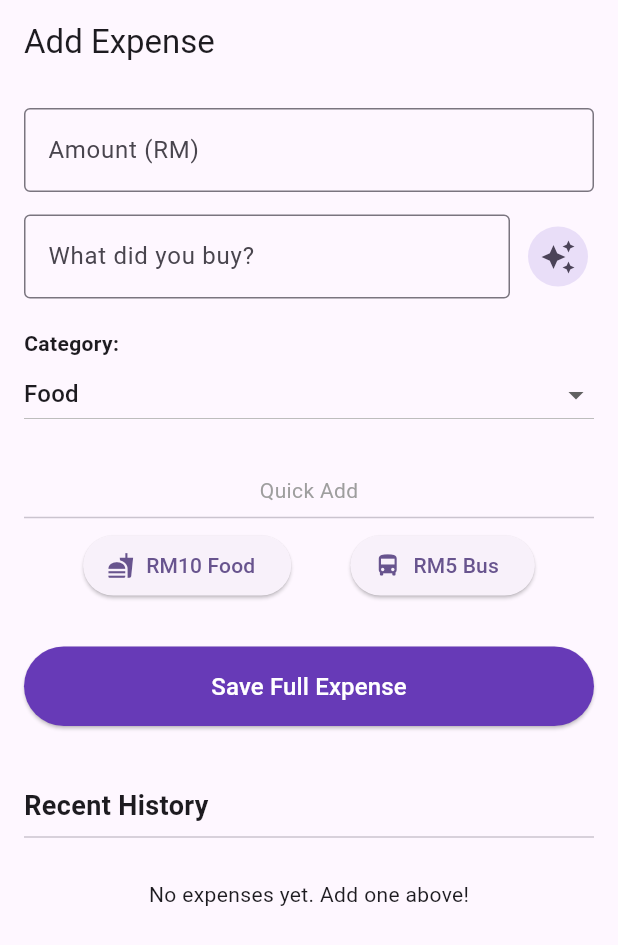
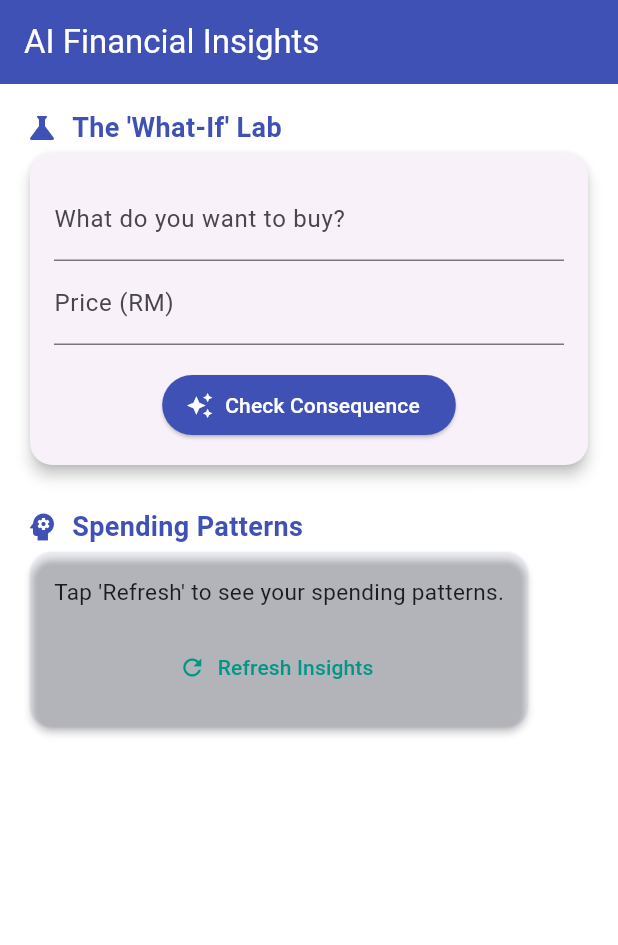
Before and after one commit to MuhdFariq/ai_spending_decision_assistant, a Flutter app: the screen it shows after launch, on a phone screen of 412 x 824 dp. Shown: the top 945 px of the screen. Run offline on Flutter 3.47's test engine with Material 3 defaults, Android fonts, the light colour scheme and no system bars; our stand-ins replace cloud_firestore, firebase_analytics, firebase_auth, firebase_core, flutter_dotenv; accounts and stored records are empty; generated files the repository leaves out were written again.

Commit message:
Added insight service

```diff
--- a/lib/main.dart
+++ b/lib/main.dart
@@ -5,6 +5,7 @@ import 'firebase_options.dart';
 import 'services/firestore_service.dart';
 import 'services/analytics_service.dart';
 import 'screens/add_expense_screen.dart';
+import 'screens/insights_screen.dart';
 
 void main() async {
   WidgetsFlutterBinding.ensureInitialized();
@@ -45,7 +46,7 @@ class MyApp extends StatelessWidget {
 
       navigatorObservers: [analyticsService.getAnalyticsObserver()],
 
-      home: const AddExpenseScreen(),
+      home: const InsightsScreen(),
     );
   }
 }
--- /dev/null
+++ b/lib/screens/insights_screen.dart
@@ -0,0 +1,193 @@
+import 'package:flutter/material.dart';
+import '../services/insight_service.dart';
+import '../services/auth_service.dart';
+
+class InsightsScreen extends StatefulWidget {
+  const InsightsScreen({super.key});
+
+  @override
+  State<InsightsScreen> createState() => _InsightsScreenState();
+}
+
+class _InsightsScreenState extends State<InsightsScreen> {
+  final InsightService _insightService = InsightService();
+  final AuthService _authService = AuthService();
+
+  // Controllers for the "What-If" Simulation
+  final TextEditingController _itemNameController = TextEditingController();
+  final TextEditingController _priceController = TextEditingController();
+
+  String _patternResult = "Tap 'Refresh' to see your spending patterns.";
+  String _simulationResult = "";
+  bool _isAnalyzing = false;
+  bool _isSimulating = false;
+
+  @override
+  Widget build(BuildContext context) {
+    return Scaffold(
+      backgroundColor: Colors.white,
+      appBar: AppBar(
+        title: const Text(
+          "AI Financial Insights",
+          style: TextStyle(color: Colors.white),
+        ),
+        backgroundColor: Colors.indigo,
+        elevation: 0,
+      ),
+      body: SingleChildScrollView(
+        padding: const EdgeInsets.all(16.0),
+        child: Column(
+          crossAxisAlignment: CrossAxisAlignment.start,
+          children: [
+            _buildSectionHeader("The 'What-If' Lab", Icons.science),
+            _buildWhatIfCard(),
+            const SizedBox(height: 24),
+
+            _buildSectionHeader("Spending Patterns", Icons.psychology),
+            _buildPatternCard(),
+            const SizedBox(height: 100), // Space for scrolling
+          ],
+        ),
+      ),
+    );
+  }
+
+  // --- UI COMPONENTS ---
+
+  Widget _buildSectionHeader(String title, IconData icon) {
+    return Row(
+      children: [
+        Icon(icon, color: Colors.indigo),
+        const SizedBox(width: 8),
+        Text(
+          title,
+          style: const TextStyle(
+            fontSize: 18,
+            fontWeight: FontWeight.bold,
+            color: Colors.indigo,
+          ),
+        ),
+      ],
+    );
+  }
+
+  Widget _buildWhatIfCard() {
+    return Card(
+      elevation: 4,
+      shape: RoundedRectangleBorder(borderRadius: BorderRadius.circular(15)),
+      child: Padding(
+        padding: const EdgeInsets.all(16.0),
+        child: Column(
+          children: [
+            TextField(
+              controller: _itemNameController,
+              decoration: const InputDecoration(
+                labelText: "What do you want to buy?",
+                hintText: "e.g. New Shoes",
+              ),
+            ),
+            TextField(
+              controller: _priceController,
+              keyboardType: TextInputType.number,
+              decoration: const InputDecoration(
+                labelText: "Price (RM)",
+                hintText: "e.g. 150",
+              ),
+            ),
+            const SizedBox(height: 16),
+            ElevatedButton.icon(
+              onPressed: _isSimulating ? null : _runSimulation,
+              icon: _isSimulating
+                  ? const SizedBox(
+                      width: 20,
+                      height: 20,
+                      child: CircularProgressIndicator(
+                        strokeWidth: 2,
+                        color: Colors.white,
+                      ),
+                    )
+                  : const Icon(Icons.auto_awesome),
+              label: Text(
+                _isSimulating ? "Simulating..." : "Check Consequence",
+              ),
+              style: ElevatedButton.styleFrom(
+                backgroundColor: Colors.indigo,
+                foregroundColor: Colors.white,
+              ),
+            ),
+            if (_simulationResult.isNotEmpty) ...[
+              const Divider(height: 32),
+              Text(
+                _simulationResult,
+                style: const TextStyle(
+                  fontStyle: FontStyle.italic,
+                  color: Colors.black87,
+                ),
+              ),
+            ],
+          ],
+        ),
+      ),
+    );
+  }
+
+  Widget _buildPatternCard() {
+    return Card(
+      elevation: 2,
+      color: Colors.indigo.withOpacity(0.05),
+      shape: RoundedRectangleBorder(borderRadius: BorderRadius.circular(15)),
+      child: Padding(
+        padding: const EdgeInsets.all(16.0),
+        child: Column(
+          children: [
+            Text(_patternResult, style: const TextStyle(fontSize: 15)),
+            const SizedBox(height: 16),
+            TextButton.icon(
+              onPressed: _isAnalyzing ? null : _fetchPatterns,
+              icon: Icon(
+                _isAnalyzing ? Icons.hourglass_empty : Icons.refresh,
+                color: Colors.teal,
+              ),
+              label: Text(
+                _isAnalyzing ? "Analyzing..." : "Refresh Insights",
+                style: const TextStyle(color: Colors.teal),
+              ),
+            ),
+          ],
+        ),
+      ),
+    );
+  }
+
+  // --- LOGIC METHODS ---
+
+  Future<void> _fetchPatterns() async {
+    setState(() => _isAnalyzing = true);
+    String userId = _authService.currentUserId ?? "";
+    String result = await _insightService.getBehaviorInsights(userId);
+    setState(() {
+      _patternResult = result;
+      _isAnalyzing = false;
+    });
+  }
+
+  Future<void> _runSimulation() async {
+    if (_itemNameController.text.isEmpty || _priceController.text.isEmpty)
+      return;
+
+    setState(() => _isSimulating = true);
+
+    // For now, using a hardcoded currentBalance of 500.
+    // Later, you will get this from Member B's service.
+    String result = await _insightService.getScenarioSimulation(
+      itemName: _itemNameController.text,
+      itemPrice: double.tryParse(_priceController.text) ?? 0.0,
+      currentBalance: 500.0,
+    );
+
+    setState(() {
+      _simulationResult = result;
+      _isSimulating = false;
+    });
+  }
+}
```
Also changed, not shown: lib/services/insight_service.dart (+197 -1 lines), lib/screens/ai_chat_screen.dart (deleted), pubspec.lock.
